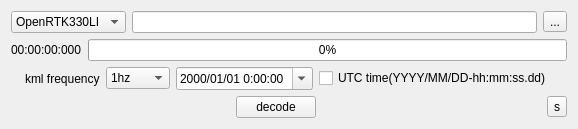
Old version of the form OpenRtk_Dirver/DecodeTools.ui in the repository aceinnazhangchen/OpenRtk_Dirver.
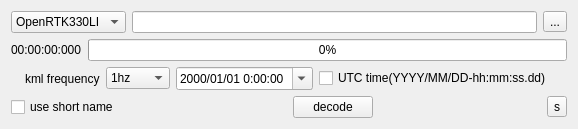
New version of the form. Icons and pictures are not drawn.

Commit message: add use short name.

Diff of the .ui file:
```diff
--- a/OpenRtk_Dirver/DecodeTools.ui
+++ b/OpenRtk_Dirver/DecodeTools.ui
@@ -206,6 +206,13 @@
    </item>
    <item>
     <layout class="QHBoxLayout" name="horizontalLayout_2">
+     <item>
+      <widget class="QCheckBox" name="short_name_check">
+       <property name="text">
+        <string>use short name</string>
+       </property>
+      </widget>
+     </item>
      <item>
       <spacer name="horizontalSpacer">
        <property name="orientation">
```
The commit also changes 8 other files.
